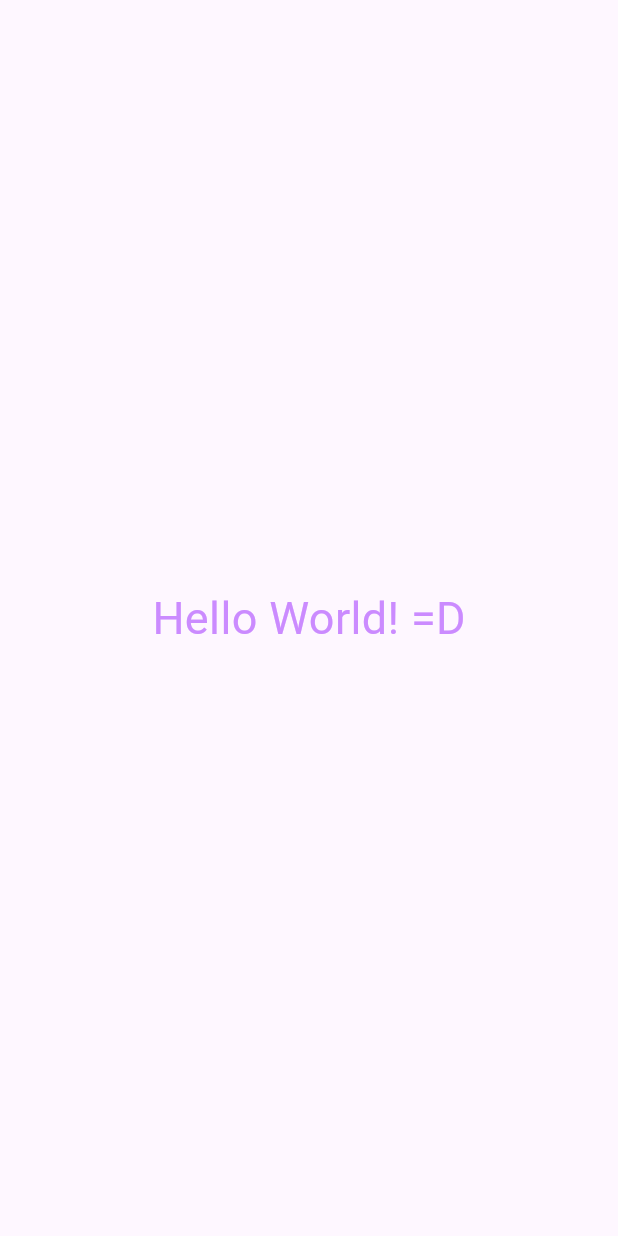
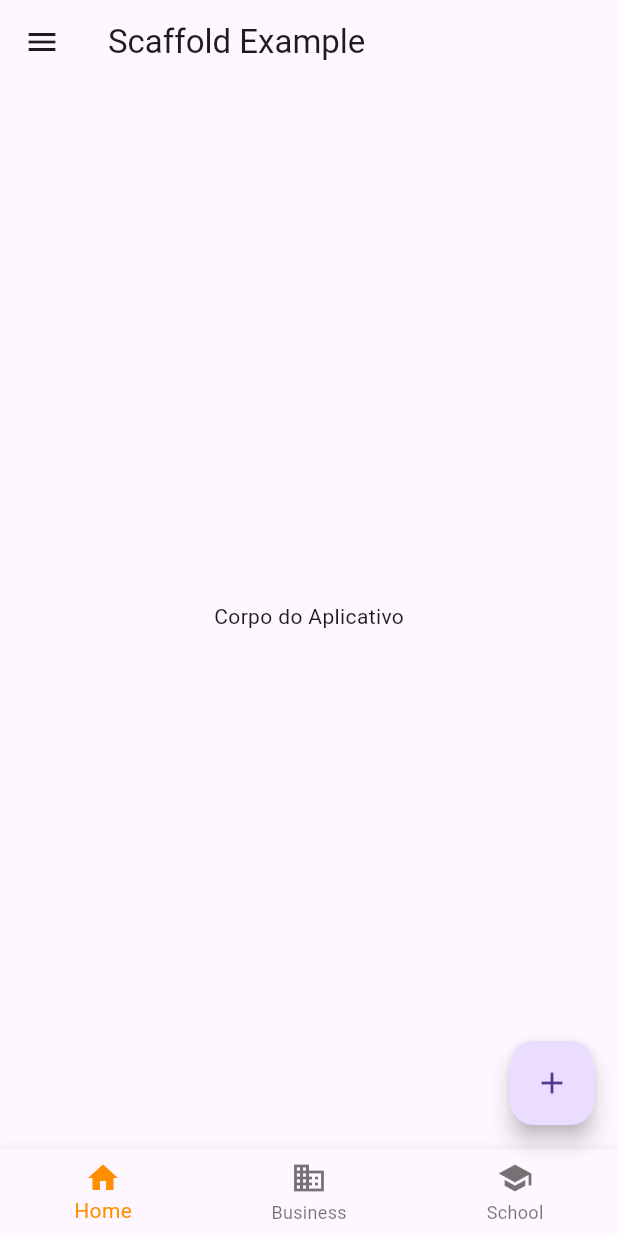
Before and after one commit to venturiniduda/flutter_project_01, a Flutter app: the screen it shows after launch, on a phone screen of 412 x 824 dp. Run offline on Flutter 3.47's test engine with Material 3 defaults, Android fonts, the phone set to English and light mode, and no system bars; our stand-ins replace device_preview.

Commit message:
Estudos - 15 de agosto

```diff
--- a/lib/main.dart
+++ b/lib/main.dart
@@ -16,16 +16,68 @@ class MainApp extends StatelessWidget {
   const MainApp({super.key});
   @override
   Widget build(BuildContext context) {
-    return const MaterialApp(
+    return MaterialApp(
       home: Scaffold(
+        appBar: AppBar(
+          title: Text('Scaffold Example'),
+        ),
         body: Center(
-          child: Text(
-            'Hello World! =D',
-            style: TextStyle(
-              color: Color.fromARGB(255, 203, 139, 255),
-              fontSize: 30,
+          child: Text('Corpo do Aplicativo'),
+        ),
+        floatingActionButton: FloatingActionButton(
+          onPressed: () {
+            // Adicionar ação aqui
+            //   final snackBar = SnackBar(
+            //     content: Text('Snackbar de Exemplo'),
+            //     duration: Duration(seconds: 5),
+            //   );
+            //   // Exibe o snackbar na tela
+            //   ScaffoldMessenger.of(context).showSnackBar(snackBar);
+          },
+          child: Icon(Icons.add),
+        ),
+        drawer: Drawer(
+          child: ListView(
+            padding: EdgeInsets.zero,
+            children: <Widget>[
+              DrawerHeader(
+                decoration: BoxDecoration(color: Colors.blue),
+                child: Text('Menu'),
+              ),
+              ListTile(
+                title: Text('Item 1'),
+                onTap: () {
+                  // Adicionar ação aqui
+                },
+              ),
+              ListTile(
+                title: Text('Item 2'),
+                onTap: () {
+                  // Adicionar ação aqui
+                },
+              ),
+            ],
+          ),
+        ),
+        bottomNavigationBar: BottomNavigationBar(
+          items: const <BottomNavigationBarItem>[
+            BottomNavigationBarItem(
+              icon: Icon(Icons.home),
+              label: 'Home',
             ),
-          ),
+            BottomNavigationBarItem(
+              icon: Icon(Icons.business),
+              label: 'Business',
+            ),
+            BottomNavigationBarItem(
+              icon: Icon(Icons.school),
+              label: 'School',
+            ),
+          ],
+          selectedItemColor: Colors.amber[800],
+          onTap: (int index) {
+            // Adicionar ação aqui
+          },
         ),
       ),
     );
```
